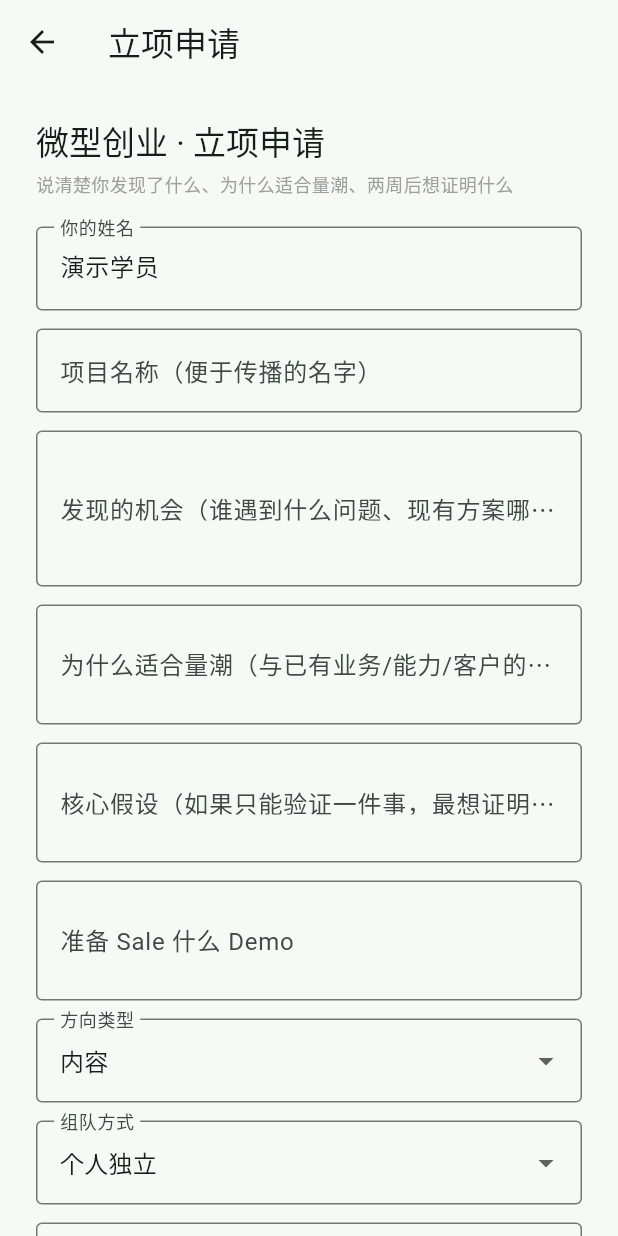
After one commit to quanttide/qtclass, a Flutter app: the ProposalScreen screen opened directly, on a phone screen of 412 x 824 dp. The commit adds this screen. Run offline on Flutter 3.47's test engine with Material 3 defaults, Android fonts, the phone set to English and light mode, and no system bars; our stand-ins replace shared_preferences, video_player; accounts and stored records are empty.

Commit message:
P4c 学员端 MVP 闭环：m5 立项表单（5问+姓名栏）+ 进度上报
- ProposalScreen：立项申请表（项目名/机会/匹配/假设/Demo + 方向类型 + 组队方式
  姓名栏：个人独立→个人姓名，搭档→队长+队员），提交 POST /api/proposals，
  成功后学员身份更新（qt-learner，默认演示学员）
- 详情页：切模块上报进度（POST /api/courses/prod/progress，失败静默不打断学习）；
  m5 模块面板"提交立项"入口（MVP 核心动作）
- LearnApi：学习云 API 封装（QTCLASS_LEARN_API_URL dart-define 注入）
- 证明：dart analyze 0 error；flutter test 61/61 全绿（proposal_test 4 用例）

```diff
--- /dev/null
+++ b/src/studio/lib/screens/proposal_screen.dart
@@ -0,0 +1,213 @@
+import 'package:flutter/material.dart';
+
+import '../services/learn_api.dart';
+import '../services/learner_service.dart';
+
+/// 立项申请表（生产实习第五步·微型创业 Sell Your Demo）。
+/// 对齐原型 m5 内嵌表单：5 问 + 方向类型 + 组队方式姓名栏——
+/// 个人独立 → 只显示个人姓名；搭档 → 队长姓名 + 队员姓名（顿号分隔）。
+class ProposalScreen extends StatefulWidget {
+  const ProposalScreen({super.key, this.api});
+
+  final LearnApi? api;
+
+  @override
+  State<ProposalScreen> createState() => _ProposalScreenState();
+}
+
+class _ProposalScreenState extends State<ProposalScreen> {
+  late LearnApi _api;
+  final _name = TextEditingController();
+  final _projectName = TextEditingController();
+  final _opportunity = TextEditingController();
+  final _fit = TextEditingController();
+  final _hypothesis = TextEditingController();
+  final _demo = TextEditingController();
+  String _direction = '内容';
+  String _teamMode = 'personal';
+  final _leader = TextEditingController();
+  final _member = TextEditingController();
+  bool _loading = false;
+  String? _error;
+
+  @override
+  void initState() {
+    super.initState();
+    _api = widget.api ?? LearnApi();
+    _initName();
+  }
+
+  Future<void> _initName() async {
+    _name.text = await LearnerService.name();
+  }
+
+  Future<void> _submit() async {
+    setState(() {
+      _loading = true;
+      _error = null;
+    });
+    try {
+      await _api.submitProposal(
+        projectName: _projectName.text.trim(),
+        opportunity: _opportunity.text.trim(),
+        fit: _fit.text.trim(),
+        hypothesis: _hypothesis.text.trim(),
+        demo: _demo.text.trim(),
+        directionType: _direction,
+        teamMode: _teamMode,
+        teamLeader: _leader.text.trim(),
+        teamMember: _member.text.trim(),
+        studentName: _name.text.trim(),
+      );
+      // 提交后学员身份取表单姓名（组队时=队长姓名）
+      final identity = _name.text.trim().isNotEmpty
+          ? _name.text.trim()
+          : _leader.text.trim();
+      await LearnerService.setName(identity);
+      if (mounted) {
+        ScaffoldMessenger.of(
+          context,
+        ).showSnackBar(const SnackBar(content: Text('立项已提交')));
+        Navigator.pop(context);
+      }
+    } on LearnApiException catch (e) {
+      if (mounted) {
+        setState(() => _error = e.message);
+      }
+    } catch (_) {
+      if (mounted) {
+        setState(() => _error = '提交失败，请检查网络后重试');
+      }
+    } finally {
+      if (mounted) {
+        setState(() => _loading = false);
+      }
+    }
+  }
+
+  @override
+  Widget build(BuildContext context) {
+    return Scaffold(
+      appBar: AppBar(title: const Text('立项申请')),
+      body: Center(
+        child: ConstrainedBox(
+          constraints: const BoxConstraints(maxWidth: 640),
+          child: ListView(
+            padding: const EdgeInsets.all(24),
+            children: [
+              Text('微型创业 · 立项申请', style: Theme.of(context).textTheme.titleLarge),
+              const SizedBox(height: 4),
+              const Text(
+                '说清楚你发现了什么、为什么适合量潮、两周后想证明什么',
+                style: TextStyle(color: Colors.grey, fontSize: 12),
+              ),
+              const SizedBox(height: 20),
+              TextField(
+                controller: _name,
+                decoration: const InputDecoration(labelText: '你的姓名', border: OutlineInputBorder()),
+              ),
+              const SizedBox(height: 12),
+              TextField(
+                controller: _projectName,
+                decoration: const InputDecoration(labelText: '项目名称（便于传播的名字）', border: OutlineInputBorder()),
+              ),
+              const SizedBox(height: 12),
+              TextField(
+                controller: _opportunity,
+                maxLines: 3,
+                decoration: const InputDecoration(
+                  labelText: '发现的机会（谁遇到什么问题、现有方案哪里不够好）',
+                  border: OutlineInputBorder(),
+                ),
+              ),
+              const SizedBox(height: 12),
+              TextField(
+                controller: _fit,
+                maxLines: 2,
+                decoration: const InputDecoration(
+                  labelText: '为什么适合量潮（与已有业务/能力/客户的关系）',
+                  border: OutlineInputBorder(),
+                ),
+              ),
+              const SizedBox(height: 12),
+              TextField(
+                controller: _hypothesis,
+                maxLines: 2,
+                decoration: const InputDecoration(
+                  labelText: '核心假设（如果只能验证一件事，最想证明什么）',
+                  border: OutlineInputBorder(),
+                ),
+              ),
+              const SizedBox(height: 12),
+              TextField(
+                controller: _demo,
+                maxLines: 2,
+                decoration: const InputDecoration(
+                  labelText: '准备 Sale 什么 Demo',
+                  border: OutlineInputBorder(),
+                ),
+              ),
+              const SizedBox(height: 12),
+              DropdownButtonFormField<String>(
+                initialValue: _direction,
+                decoration: const InputDecoration(labelText: '方向类型', border: OutlineInputBorder()),
+                items: const [
+                  DropdownMenuItem(value: '内容', child: Text('内容')),
+                  DropdownMenuItem(value: '数据', child: Text('数据')),
+                  DropdownMenuItem(value: '渠道', child: Text('渠道')),
+                  DropdownMenuItem(value: '方法', child: Text('方法')),
+                ],
+                onChanged: (v) => setState(() => _direction = v ?? '内容'),
+              ),
+              const SizedBox(height: 12),
+              DropdownButtonFormField<String>(
+                initialValue: _teamMode,
+                decoration: const InputDecoration(labelText: '组队方式', border: OutlineInputBorder()),
+                items: const [
+                  DropdownMenuItem(value: 'personal', child: Text('个人独立')),
+                  DropdownMenuItem(value: 'partner', child: Text('已找好搭档')),
+                ],
+                onChanged: (v) => setState(() => _teamMode = v ?? 'personal'),
+              ),
+              const SizedBox(height: 12),
+              if (_teamMode == 'personal')
+                TextField(
+                  controller: _leader,
+                  decoration: const InputDecoration(labelText: '你的姓名（个人独立）', border: OutlineInputBorder()),
+                )
+              else ...[
+                TextField(
+                  controller: _leader,
+                  decoration: const InputDecoration(labelText: '队长姓名', border: OutlineInputBorder()),
+                ),
+                const SizedBox(height: 12),
+                TextField(
+                  controller: _member,
+                  decoration: const InputDecoration(
+                    labelText: '队员姓名（多个用顿号分隔）',
+                    border: OutlineInputBorder(),
+                  ),
+                ),
+              ],
+              if (_error != null) ...[
+                const SizedBox(height: 12),
+                Text(_error!, style: const TextStyle(color: Colors.red)),
+              ],
+              const SizedBox(height: 20),
+              FilledButton(
+                onPressed: _loading ? null : _submit,
+                child: _loading
+                    ? const SizedBox(
+                        width: 18,
+                        height: 18,
+                        child: CircularProgressIndicator(strokeWidth: 2),
+                      )
+                    : const Text('提交立项'),
+              ),
+            ],
+          ),
+        ),
+      ),
+    );
+  }
+}
--- /dev/null
+++ b/src/studio/lib/services/learn_api.dart
@@ -0,0 +1,93 @@
+import 'dart:convert';
+
+import 'package:http/http.dart' as http;
+
+/// 学习云 API（qtcloud-learn）：进度上报 + 提交立项。
+/// 基址经 --dart-define=QTCLASS_LEARN_API_URL 注入（生产 = 网关 /qtcloud-learn）。
+class LearnApi {
+  LearnApi({http.Client? client, String? baseUrl})
+    : _client = client ?? http.Client(),
+      baseUrl = baseUrl ?? defaultBaseUrl();
+
+  final http.Client _client;
+  final String baseUrl;
+
+  static String defaultBaseUrl() {
+    const String fromEnv = String.fromEnvironment('QTCLASS_LEARN_API_URL');
+    if (fromEnv.isNotEmpty) {
+      return fromEnv;
+    }
+    return 'http://localhost:8080';
+  }
+
+  /// 上报进度：POST /api/courses/prod/progress {moduleId, name} → {max, last}
+  Future<({int max, String last})> reportProgress({
+    required String moduleId,
+    required String name,
+  }) async {
+    final resp = await _client
+        .post(
+          Uri.parse('$baseUrl/api/courses/prod/progress'),
+          headers: const {'Content-Type': 'application/json'},
+          body: jsonEncode({'moduleId': moduleId, 'name': name}),
+        )
+        .timeout(const Duration(seconds: 15));
+    if (resp.statusCode != 200) {
+      throw LearnApiException('上报进度失败（HTTP ${resp.statusCode}）');
+    }
+    final body = jsonDecode(utf8.decode(resp.bodyBytes)) as Map<String, dynamic>;
+    return (max: body['max'] as int? ?? 0, last: body['last'] as String? ?? '');
+  }
+
+  /// 提交立项：POST /api/proposals（5 问 + 方向类型 + 组队姓名栏）
+  Future<void> submitProposal({
+    required String projectName,
+    required String opportunity,
+    required String fit,
+    required String hypothesis,
+    required String demo,
+    required String directionType,
+    required String teamMode,
+    required String teamLeader,
+    required String teamMember,
+    required String studentName,
+  }) async {
+    final resp = await _client
+        .post(
+          Uri.parse('$baseUrl/api/proposals'),
+          headers: const {'Content-Type': 'application/json'},
+          body: jsonEncode({
+            'projectName': projectName,
+            'opportunity': opportunity,
+            'fit': fit,
+            'hypothesis': hypothesis,
+            'demo': demo,
+            'directionType': directionType,
+            'teamMode': teamMode,
+            'teamLeader': teamLeader,
+            'teamMember': teamMember,
+            'studentName': studentName,
+          }),
+        )
+        .timeout(const Duration(seconds: 15));
+    if (resp.statusCode != 201) {
+      throw LearnApiException(_errorMessage(resp));
+    }
+  }
+
+  String _errorMessage(http.Response resp) {
+    try {
+      final body = jsonDecode(utf8.decode(resp.bodyBytes)) as Map<String, dynamic>;
+      return body['error'] as String? ?? 'HTTP ${resp.statusCode}';
+    } on FormatException {
+      return 'HTTP ${resp.statusCode}';
+    }
+  }
+}
+
+class LearnApiException implements Exception {
+  const LearnApiException(this.message);
+  final String message;
+  @override
+  String toString() => message;
+}
--- /dev/null
+++ b/src/studio/lib/services/learner_service.dart
@@ -0,0 +1,19 @@
+import 'package:shared_preferences/shared_preferences.dart';
+
+/// 学员身份服务 — 对齐原型 qt-learner（localStorage）。
+/// v0.1 无登录态：默认「演示学员」，提交立项时用表单所填姓名。
+class LearnerService {
+  static const _key = 'qt_learner';
+
+  /// 当前学员姓名（未设置时默认演示学员）。
+  static Future<String> name() async {
+    final prefs = await SharedPreferences.getInstance();
+    return prefs.getString(_key) ?? '演示学员';
+  }
+
+  /// 设置学员姓名（提交立项后更新）。
+  static Future<void> setName(String name) async {
+    final prefs = await SharedPreferences.getInstance();
+    await prefs.setString(_key, name);
+  }
+}
```
Also changed, not shown: src/studio/lib/screens/course_detail_screen.dart (+34 -0 lines), src/studio/lib/widgets/course/module_panel.dart (+8 -0 lines), 1 other file.
